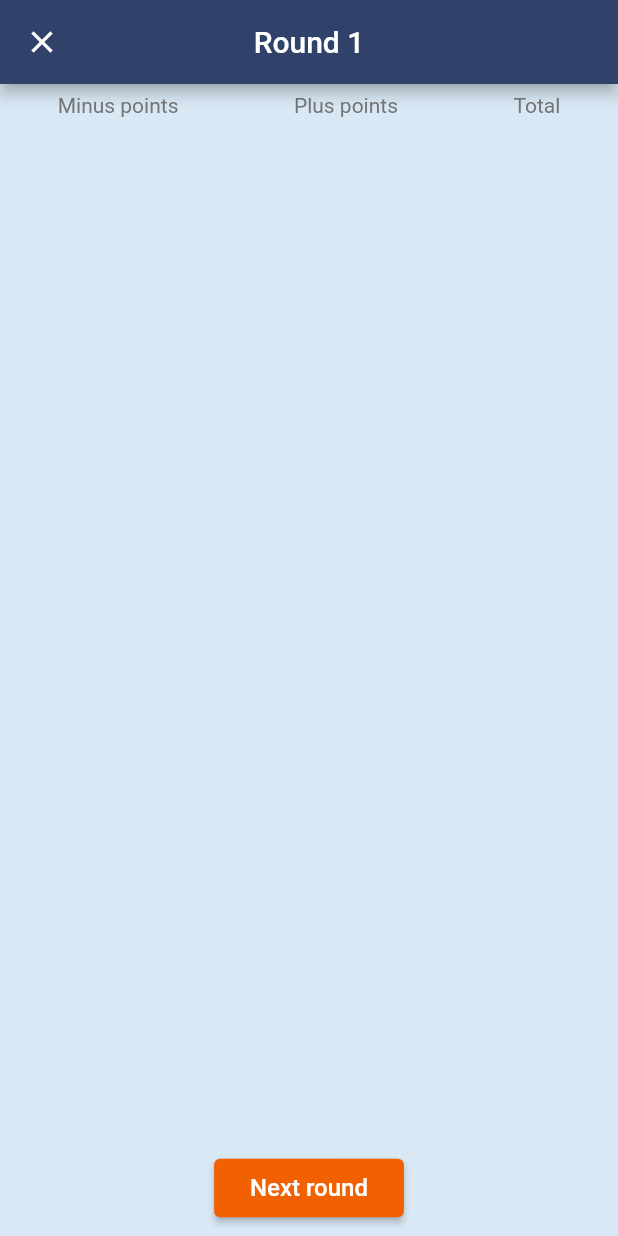
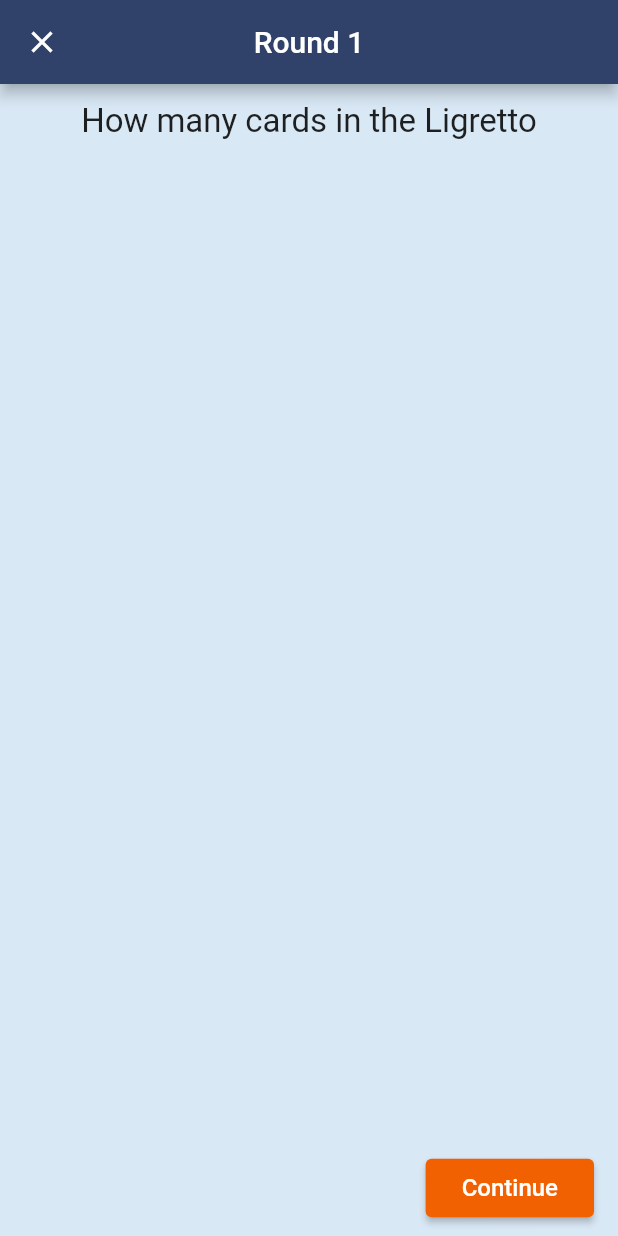
Before and after one commit to Magnuti/Ligretto-Calculator, a Flutter app: the GameScreen screen opened directly with empty values, on a phone screen of 412 x 824 dp. Run offline on Flutter 3.47's test engine with Material 2 defaults, Android fonts, the phone set to English and light mode, and no system bars; missing offline and left inert: holding_gesture.

Commit message:
feat: Revorked design by seperating minus/plus points with animations.

```diff
--- a/lib/screens/game_screen/game_screen.dart
+++ b/lib/screens/game_screen/game_screen.dart
@@ -14,49 +14,52 @@ class GameScreen extends StatefulWidget {
 }
 
 class _GameScreenState extends State<GameScreen> with TickerProviderStateMixin {
-  late final AnimationController _inController;
-  late final AnimationController _outController;
-  late final Animation<Offset> _inOffsetAnimation;
-  late final Animation<Offset> _outOffsetAnimation;
+  late final AnimationController _roundInController;
+  late final AnimationController _roundOutController;
+
+  late final Animation<Offset> _roundInOffsetAnimation;
+  late final Animation<Offset> _roundOutOffsetAnimation;
+
   Map<String, int> _scores = {};
-  Map<String, int> _decrementPoints = {};
-  Map<String, int> _incrementPoints = {};
+  Map<String, int> _cardsInLigretto = {};
+  Map<String, int> _cardsInCenter = {};
   List<String> _sortedNames = [];
   int _round = 1;
+  bool _isFillingInMinusPoints = true;
 
   @override
   void initState() {
     super.initState();
-    _inController = AnimationController(
+    _roundInController = AnimationController(
       vsync: this,
       duration: const Duration(milliseconds: 250),
     );
 
-    _outController = AnimationController(
+    _roundOutController = AnimationController(
       vsync: this,
       duration: const Duration(milliseconds: 250),
     );
 
-    _inOffsetAnimation = Tween<Offset>(
+    _roundInOffsetAnimation = Tween<Offset>(
       begin: const Offset(0, 5.0),
       end: Offset.zero,
     ).animate(CurvedAnimation(
-      parent: _inController,
+      parent: _roundInController,
       curve: Curves.easeOut,
     ));
 
-    _outOffsetAnimation = Tween<Offset>(
+    _roundOutOffsetAnimation = Tween<Offset>(
       begin: Offset.zero,
       end: const Offset(0, -5.0),
     ).animate(CurvedAnimation(
-      parent: _outController,
-      curve: Curves.easeIn,
+      parent: _roundOutController,
+      curve: Curves.easeIn, // TODO check in vs. out
     ));
 
     _scores = Map.fromIterable(widget.players, key: (e) => e, value: (e) => 0);
-    _decrementPoints =
+    _cardsInLigretto =
         Map.fromIterable(widget.players, key: (e) => e, value: (e) => 0);
-    _incrementPoints =
+    _cardsInCenter =
         Map.fromIterable(widget.players, key: (e) => e, value: (e) => 0);
     // _sortedNames = _calculateSortedPlayers();
     // No need to calculate any ranking now as all are 0
@@ -66,8 +69,8 @@ class _GameScreenState extends State<GameScreen> with TickerProviderStateMixin {
   @override
   void dispose() {
     super.dispose();
-    _inController.dispose();
-    _outController.dispose();
+    _roundInController.dispose();
+    _roundOutController.dispose();
   }
 
   @override
@@ -79,11 +82,11 @@ class _GameScreenState extends State<GameScreen> with TickerProviderStateMixin {
           title: Stack(
             children: [
               SlideTransition(
-                position: _inOffsetAnimation,
+                position: _roundInOffsetAnimation,
                 child: Text('Round $_round'),
               ),
               SlideTransition(
-                position: _outOffsetAnimation,
+                position: _roundOutOffsetAnimation,
                 child: Text('Round $_round'),
               ),
             ],
@@ -103,14 +106,15 @@ class _GameScreenState extends State<GameScreen> with TickerProviderStateMixin {
         body: Column(
           children: [
             Padding(
-              padding: EdgeInsets.symmetric(vertical: 6.0),
-              child: Row(
-                mainAxisAlignment: MainAxisAlignment.spaceAround,
-                children: [
-                  _topText('Minus points'),
-                  _topText('Plus points'),
-                  _topText('Total'),
-                ],
+              padding: EdgeInsets.symmetric(vertical: 12.0),
+              child: Text(
+                // TODO add bold text to 'Ligretto' and 'center'
+                _isFillingInMinusPoints
+                    ? 'How many cards in the Ligretto'
+                    : 'How many cards in the center',
+                style: TextStyle(
+                  fontSize: 22.0,
+                ),
               ),
             ),
             Expanded(
@@ -119,8 +123,8 @@ class _GameScreenState extends State<GameScreen> with TickerProviderStateMixin {
                 itemBuilder: (context, index) {
                   final String player = _sortedNames[index];
                   final int playerScore = _scores[player]!;
-                  final int playerIncrementPoints = _incrementPoints[player]!;
-                  final int playerDecrementPoints = _decrementPoints[player]!;
+                  final int playerCardsInCenter = _cardsInCenter[player]!;
+                  final int playerCardsInLigretto = _cardsInLigretto[player]!;
 
                   return Card(
                     margin:
@@ -137,56 +141,88 @@ class _GameScreenState extends State<GameScreen> with TickerProviderStateMixin {
                             ),
                           ),
                           Row(
-                            mainAxisAlignment: MainAxisAlignment.spaceAround,
                             children: [
-                              PointsInput(
-                                points: playerDecrementPoints,
+                              // Cards in Ligretto points
+                              AnimatedDefaultTextStyle(
+                                child: Text(
+                                    '- ${_cardsInLigretto[player]! * 2} points'),
+                                style: TextStyle(
+                                    fontSize:
+                                        _isFillingInMinusPoints ? 0.0 : 18.0,
+                                    color: Colors.black),
+                                duration: Duration(milliseconds: 400),
+                              ),
+                              // Plus and minus point button
+                              Expanded(
+                                child: AnimatedAlign(
+                                  alignment: _isFillingInMinusPoints
+                                      ? Alignment.centerLeft
+                                      : Alignment.center,
+                                  duration: Duration(milliseconds: 400),
+                                  child: PointsInput(
+                                    cards: _isFillingInMinusPoints
+                                        ? playerCardsInLigretto
+                                        : playerCardsInCenter,
                                     decrement: () {
+                                      if (_isFillingInMinusPoints) {
                                         setState(() {
-                                    _decrementPoints[player] =
-                                        playerDecrementPoints - 2;
+                                          _cardsInLigretto[player] =
+                                              playerCardsInLigretto - 1;
+                                          _scores[player] = playerScore + 2;
+                                        });
+                                      } else {
+                                        setState(() {
+                                          _cardsInCenter[player] =
+                                              playerCardsInCenter - 1;
+                                          _scores[player] = playerScore - 1;
+                                        });
+                                      }
+                                    },
+                                    increment: () {
+                                      if (_isFillingInMinusPoints) {
+                                        setState(() {
+                                          _cardsInLigretto[player] =
+                                              playerCardsInLigretto + 1;
                                           _scores[player] = playerScore - 2;
                                         });
-                                },
-                                increment: () {
+                                      } else {
                                         setState(() {
-                                    _decrementPoints[player] =
-                                        playerDecrementPoints + 2;
-                                    _scores[player] = playerScore + 2;
-                                  });
-                                },
-                                canBePositive: false,
-                              ),
-                              PointsInput(
-                                points: playerIncrementPoints,
-                                decrement: () {
-                                  setState(() {
-                                    _incrementPoints[player] =
-                                        playerIncrementPoints - 1;
-                                    _scores[player] = playerScore - 1;
-                                  });
-                                },
-                                increment: () {
-                                  setState(() {
-                                    _incrementPoints[player] =
-                                        playerIncrementPoints + 1;
+                                          _cardsInCenter[player] =
+                                              playerCardsInCenter + 1;
                                           _scores[player] = playerScore + 1;
                                         });
+                                      }
                                     },
-                                canBeNegative: false,
+                                    negativePoints: _isFillingInMinusPoints,
                                   ),
-                              Center(
-                                child: Container(
-                                  // So that the points row elements stay still when the size changes
-                                  width: 48,
+                                ),
+                              ),
+                              // Total points
+                              Padding(
+                                padding: const EdgeInsets.only(right: 4.0),
+                                child: Column(
+                                  crossAxisAlignment: CrossAxisAlignment.center,
+                                  children: [
+                                    Container(
+                                      height: 54.0,
+                                      child: Center(
                                         child: Text(
                                           '${_scores[_sortedNames[index]]}',
-                                    textAlign: TextAlign.center,
+                                          // textAlign: TextAlign.center,
                                           style: TextStyle(
                                             fontWeight: FontWeight.bold,
-                                      fontSize: 22,
+                                            fontSize: 22.0,
                                           ),
                                         ),
+                                      ),
+                                    ),
+                                    Text(
+                                      'Total points',
+                                      style: TextStyle(
+                                        fontSize: 14.0,
+                                      ),
+                                    ),
+                                  ],
                                 ),
                               ),
                             ],
@@ -200,30 +236,61 @@ class _GameScreenState extends State<GameScreen> with TickerProviderStateMixin {
             ),
             Padding(
               padding: EdgeInsets.symmetric(vertical: 8.0),
+              child: Row(
+                mainAxisAlignment: MainAxisAlignment.spaceBetween,
+                children: [
+                  _isFillingInMinusPoints
+                      ? Container()
+                      : Padding(
+                          padding: const EdgeInsets.only(left: 8.0),
+                          child: IconButton(
+                            onPressed: () {
+                              setState(() {
+                                _isFillingInMinusPoints = true;
+                              });
+                            },
+                            icon: Icon(Icons.arrow_back),
+                          ),
+                        ),
+                  Padding(
+                    padding: const EdgeInsets.only(right: 16.0),
                     child: ElevatedButton(
                       onPressed: () async {
+                        if (_isFillingInMinusPoints) {
+                          setState(() {
+                            _isFillingInMinusPoints = false;
+                          });
+                        } else {
                           await Navigator.of(context).push(NextRoundOverlay());
-                  await _outController.forward();
+                          await _roundOutController.forward();
                           setState(() {
                             for (String player in widget.players) {
-                      _decrementPoints[player] = 0;
-                      _incrementPoints[player] = 0;
+                              _cardsInLigretto[player] = 0;
+                              _cardsInCenter[player] = 0;
                             }
                             _sortedNames = _calculateSortedPlayers();
                             _round++;
+                            _isFillingInMinusPoints = true;
                           });
-                  await _inController.forward();
-                  _outController.reset();
-                  _inController.reset();
+                          await _roundInController.forward();
+                          _roundOutController.reset();
+                          _roundInController.reset();
+                        }
                       },
                       child: Text(
-                  'Next round',
+                        // TODO change button, maybe a FloatingActionButton
+                        _isFillingInMinusPoints ? 'Continue' : 'Next round',
                         style: TextStyle(fontSize: 16.0),
                       ),
                       style: ElevatedButton.styleFrom(
-                  padding:
-                      EdgeInsets.symmetric(vertical: 10.0, horizontal: 24.0),
+                        padding: EdgeInsets.symmetric(
+                          vertical: 10.0,
+                          horizontal: 24.0,
                         ),
+                      ),
+                    ),
+                  ),
+                ],
               ),
             ),
           ],
@@ -260,12 +327,4 @@ class _GameScreenState extends State<GameScreen> with TickerProviderStateMixin {
     return _scores.keys.toList()
       ..sort((k1, k2) => _scores[k2]!.compareTo(_scores[k1]!));
   }
-
-  Text _topText(String text) {
-    return Text(
-      text,
-      textAlign: TextAlign.center,
-      style: TextStyle(color: Colors.grey[600]),
-    );
 }
-}
--- a/lib/screens/game_screen/points_input.dart
+++ b/lib/screens/game_screen/points_input.dart
@@ -6,18 +6,16 @@ import 'package:holding_gesture/holding_gesture.dart';
 class PointsInput extends StatefulWidget {
   const PointsInput({
     Key? key,
-    required this.points,
+    required this.cards,
     required this.decrement,
     required this.increment,
-    this.canBeNegative = true,
-    this.canBePositive = true,
+    required this.negativePoints,
   }) : super(key: key);
 
-  final int points;
+  final int cards;
   final VoidCallback decrement;
   final VoidCallback increment;
-  final bool canBeNegative;
-  final bool canBePositive;
+  final bool negativePoints;
 
   @override
   _PointsInputState createState() => _PointsInputState();
@@ -29,51 +27,57 @@ class _PointsInputState extends State<PointsInput> {
 
   @override
   Widget build(BuildContext context) {
-    return Row(
+    return Column(
+      children: [
+        Container(
+          height: 54.0,
+          child: Row(
             mainAxisSize: MainAxisSize.min,
             children: [
               HoldDetector(
                 holdTimeout: _holdTickTime,
-          onHold: widget.canBeNegative || widget.points > 0
+                onHold: widget.cards > 0
                     ? () {
                         widget.decrement();
                         HapticFeedback.lightImpact();
                       }
                     : () {}, // Cannot take in null
                 child: IconButton(
-            onPressed: widget.canBeNegative || widget.points > 0
-                ? () => widget.decrement()
-                : null,
+                  onPressed: widget.cards > 0 ? () => widget.decrement() : null,
                   icon: Icon(Icons.remove_circle),
                   iconSize: _iconSize,
                 ),
               ),
               Container(
-          width: 36.0, // Works for 3 digits (e.g. -12)
+                width: 70.0, // Works for 3 digits (e.g. -12)
                 child: Center(
                   child: Text(
-              widget.points.toString(),
+                    widget.cards == 1
+                        ? '${widget.cards} card '
+                        : '${widget.cards} cards',
                     style: TextStyle(fontSize: 18),
                   ),
                 ),
               ),
               HoldDetector(
                 holdTimeout: _holdTickTime,
-          onHold: widget.canBePositive || widget.points < 0
-              ? () {
+                onHold: () {
                   widget.increment();
                   HapticFeedback.lightImpact();
-                }
-              : () {}, // Cannot take in null
+                },
                 child: IconButton(
-            onPressed: widget.canBePositive || widget.points < 0
-                ? () => widget.increment()
-                : null,
+                  onPressed: () => widget.increment(),
                   icon: Icon(Icons.add_circle),
                   iconSize: _iconSize,
                 ),
               ),
             ],
+          ),
+        ),
+        widget.negativePoints
+            ? Text('- ${widget.cards * 2} points')
+            : Text('+ ${widget.cards} points'),
+      ],
     );
   }
 }
```
Lines whose indentation alone changed are shown as unchanged.
